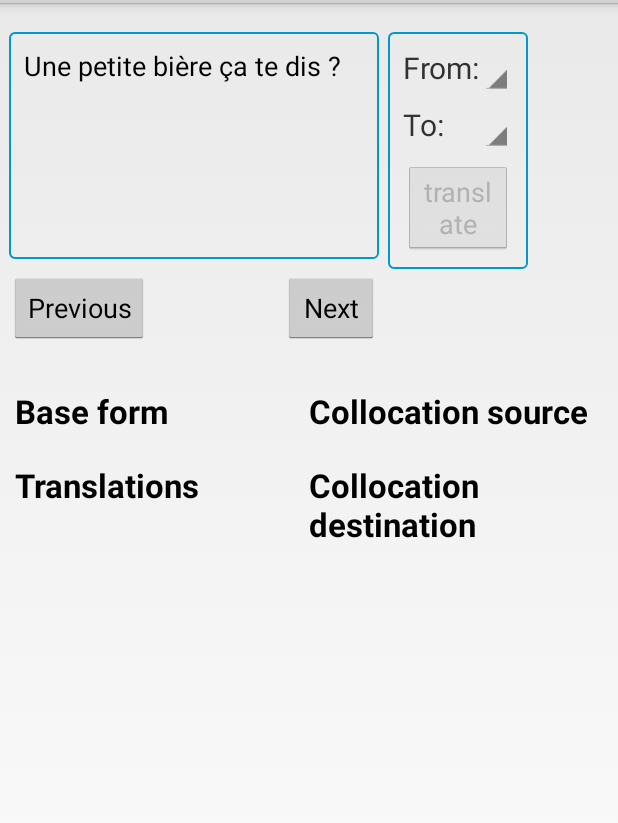
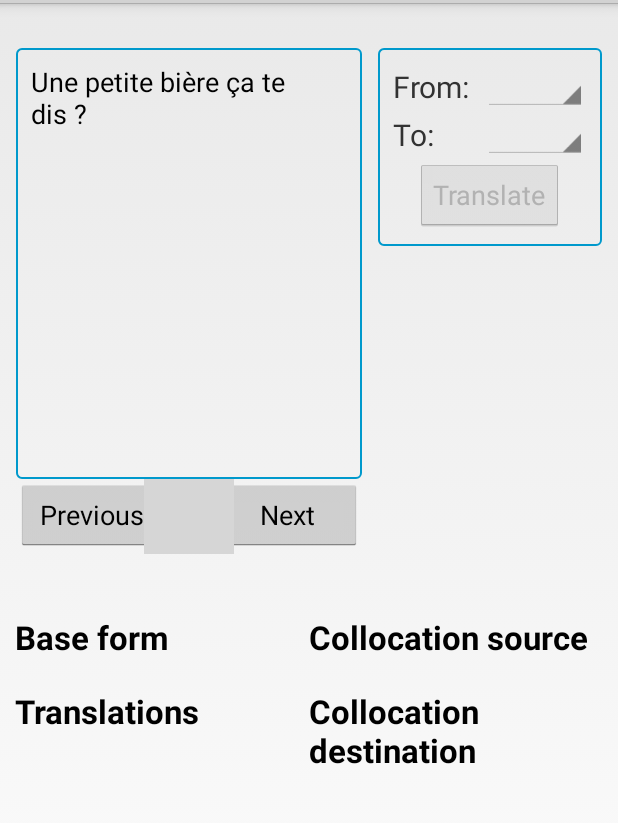
Before and after one commit to gibtmirdas/Kindle1, an Android app: the screen it shows after launch (MainActivity), on a phone screen of 412 x 824 dp, the part 69-892 px from its top. Run offline under Robolectric (Android 15) with nearby library versions, the phone set to English and light mode, and no system bars; grey boxes are pictures that could not be loaded.

Commit message:
A proper main layout

```diff
--- a/app/src/main/java/ch/unige/Twic/EditTextCustom.java
+++ /dev/null
@@ -1,34 +0,0 @@
-package ch.unige.Twic;
-
-import android.content.Context;
-import android.util.AttributeSet;
-import android.widget.EditText;
-import android.widget.SeekBar;
-
-/**
- * Created by thomas on 3/1/15.
- */
-public class EditTextCustom extends EditText {
-    private SeekBar wordPositionSlider;
-    public EditTextCustom(Context context, AttributeSet attrs, int defStyle) {
-        super(context, attrs, defStyle);
-    }
-
-    public EditTextCustom(Context context, AttributeSet attrs) {
-        super(context, attrs);
-    }
-
-    public EditTextCustom(Context context) {
-        super(context);
-    }
-
-    public void setWordPositionSlider(SeekBar wordPositionSlider){
-        this.wordPositionSlider = wordPositionSlider;
-    }
-
-    @Override
-    protected void onSelectionChanged(int selStart, int selEnd) {
-        if(wordPositionSlider != null)
-            wordPositionSlider.setProgress(selStart);
-    }
-}
--- a/app/src/main/java/ch/unige/Twic/MainActivity.java
+++ b/app/src/main/java/ch/unige/Twic/MainActivity.java
@@ -15,6 +15,7 @@ import android.view.View;
 import android.widget.AdapterView;
 import android.widget.ArrayAdapter;
 import android.widget.Button;
+import android.widget.EditText;
 import android.widget.Spinner;
 import android.widget.TextView;
 
@@ -43,7 +44,7 @@ public class MainActivity extends FragmentActivity implements WifiStateObserver,
      */
     private static Button sendButton;
     private static TextView flashView;
-    private static EditTextCustom inputField;
+    private static EditText inputField;
     private static Spinner spinSrc, spinDest;
     private static Button prevButton, nextButton;
 
@@ -170,7 +171,7 @@ public class MainActivity extends FragmentActivity implements WifiStateObserver,
         webService = new WebService(this);
         // Set size of EditText
         setContentView(R.layout.fragment_main);
-        inputField = (EditTextCustom) findViewById(R.id.editText);
+        inputField = (EditText) findViewById(R.id.editText);
         Point p = new Point();
         getWindowManager().getDefaultDisplay().getSize(p);
         inputField.setWidth((int) (p.x * (3.0 / 5.0)));
--- a/app/src/main/java/ch/unige/Twic/listeners/SendListener.java
+++ b/app/src/main/java/ch/unige/Twic/listeners/SendListener.java
@@ -2,9 +2,9 @@ package ch.unige.Twic.listeners;
 
 import android.view.View;
 import android.widget.Button;
+import android.widget.EditText;
 import android.widget.Spinner;
 
-import ch.unige.Twic.EditTextCustom;
 import ch.unige.Twic.MainActivity;
 import ch.unige.Twic.R;
 
@@ -19,14 +19,14 @@ import ch.unige.Twic.Twic.tabs.TabManager;
  */
 public class SendListener implements View.OnClickListener, TwicFields {
     private Button sendButton;
-    private EditTextCustom inputField;
+    private EditText inputField;
     private Spinner spinnerSrc, spinnerDst;
     private TabManager tabManager;
 
     public SendListener(MainActivity rootView, TabManager tabManager) {
         this.tabManager = tabManager;
         this.sendButton = (Button) rootView.findViewById(R.id.buttonSend);
-        this.inputField = (EditTextCustom) rootView.findViewById(R.id.editText);
+        this.inputField = (EditText) rootView.findViewById(R.id.editText);
         this.spinnerSrc = (Spinner) rootView.findViewById(R.id.spinnerSrc);
         this.spinnerDst = (Spinner) rootView.findViewById(R.id.spinnerDst);
     }
--- a/app/src/main/res/layout/fragment_main.xml
+++ b/app/src/main/res/layout/fragment_main.xml
@@ -3,174 +3,141 @@
     android:layout_height="fill_parent"
     android:orientation="vertical">
 
-    <GridLayout xmlns:android="http://schemas.android.com/apk/res/android"
-        xmlns:tools="http://schemas.android.com/tools"
-        android:id="@+id/GridLayout1"
-        android:layout_width="wrap_content"
-        android:layout_height="wrap_content"
-        android:columnCount="10"
-        android:orientation="horizontal"
-        android:rowCount="8"
-        tools:context=".GridXMLActivity">
 
-        <Space
-            android:layout_width="@dimen/margin"
-            android:layout_height="@dimen/margin"
-            android:layout_column="0"
-            android:layout_columnSpan="1"
-            android:layout_row="0"
-            android:layout_rowSpan="1" />
+    <RelativeLayout
+        android:layout_margin="5dp"
+        android:layout_width="match_parent"
+        android:layout_height="match_parent"
+        android:layout_weight="0.5">
 
         <TextView
             android:layout_width="fill_parent"
-            android:layout_height="fill_parent"
-            android:layout_column="1"
-            android:layout_columnSpan="9"
-            android:layout_row="0"
-            android:layout_rowSpan="1"
+            android:layout_height="wrap_content"
+            android:text="Hello"
             android:textColor="#ffff0017"
             android:id="@+id/flashView"/>
 
+        <LinearLayout
+            android:layout_below="@+id/flashView"
+            android:orientation="horizontal"
+            android:layout_width="match_parent"
+            android:layout_height="match_parent">
 
-        <LinearLayout
-            android:layout_width="fill_parent"
-            android:layout_height="fill_parent"
-            android:layout_column="1"
-            android:layout_columnSpan="5"
-            android:layout_row="1"
-            android:layout_rowSpan="2"
-            android:orientation="horizontal">
+            <RelativeLayout xmlns:android="http://schemas.android.com/apk/res/android"
+                android:layout_margin="5dp"
+                android:layout_width="match_parent"
+                android:layout_height="match_parent"
+                android:layout_weight="0.4">
 
-            <ch.unige.Twic.EditTextCustom
-                android:id="@+id/editText"
-                android:layout_width="match_parent"
-                android:layout_height="fill_parent"
-                android:layout_gravity="bottom"
+                <EditText
+                    android:id="@+id/editText"
+                    android:layout_width="match_parent"
+                    android:layout_height="0dip"
+                    android:layout_above="@+id/inputCtrl"
+                    android:text="@string/initTxt"
+                    android:layout_alignParentTop="true"
+                    android:background="@drawable/border"
+                    android:inputType="textMultiLine"
+                    android:gravity="left|top" />
+
+                <RelativeLayout
+                    android:id="@+id/inputCtrl"
+                    android:layout_width="match_parent"
+                    android:layout_height="wrap_content"
+                    android:layout_alignParentBottom="true">
+
+                    <Button
+                        android:layout_width="100dp"
+                        android:layout_height="wrap_content"
+                        android:text="@string/buttonPrev"
+                        android:id="@+id/buttonPrev"
+                        android:layout_alignParentLeft="true" />
+
+                    <Button
+                        android:layout_width="100dp"
+                        android:layout_height="wrap_content"
+                        android:text="@string/buttonNext"
+                        android:id="@+id/buttonNext"
+                        android:layout_alignParentRight="true" />
+
+                    <ImageButton
+                        android:layout_width="60dp"
+                        android:layout_height="50dp"
+                        android:scaleType="center"
+                        android:background="@drawable/keyboard_icon"
+                        android:id="@+id/buttonKeyboard"
+                        android:layout_centerInParent="true" />
+                </RelativeLayout>
+            </RelativeLayout>
+
+            <LinearLayout
                 android:background="@drawable/border"
-                android:gravity="top|left"
-                android:inputType="textMultiLine"
-                android:lines="8"
-                android:maxLines="10"
-                android:minLines="6"
-                android:scrollbars="vertical"
-                android:text="@string/initTxt" />
+                android:orientation="vertical"
+                android:layout_margin="5dp"
+                android:layout_width="wrap_content"
+                android:layout_height="wrap_content"
+                android:layout_weight="0.6">
+
+                <RelativeLayout
+                    android:layout_width="fill_parent"
+                    android:layout_height="match_parent">
+                    <TextView
+                        android:layout_width="60dp"
+                        android:layout_height="wrap_content"
+                        android:text="@string/viewLangSrc"
+                        android:textSize="20sp"
+                        android:id="@+id/textViewLangSrc"
+                        android:layout_alignParentLeft="true"
+                        android:layout_alignParentTop="false"
+                        android:layout_centerVertical="true" />
+
+                    <Spinner
+                        android:layout_width="fill_parent"
+                        android:layout_height="wrap_content"
+                        android:spinnerMode="dropdown"
+                        android:id="@+id/spinnerSrc"
+                        android:layout_toRightOf="@+id/textViewLangSrc" />
+                </RelativeLayout>
+
+                <RelativeLayout
+                    android:layout_width="fill_parent"
+                    android:layout_height="match_parent">
+                    <TextView
+                        android:layout_width="60dp"
+                        android:layout_height="wrap_content"
+                        android:text="@string/viewLangDst"
+                        android:textSize="20sp"
+                        android:id="@+id/textViewLangDst"
+                        android:layout_alignParentLeft="true"
+                        android:layout_alignParentTop="false"
+                        android:layout_centerVertical="true" />
+                    <Spinner
+                        android:layout_width="fill_parent"
+                        android:layout_height="wrap_content"
+                        android:spinnerMode="dropdown"
+                        android:id="@+id/spinnerDst"
+                        android:layout_toRightOf="@+id/textViewLangDst" />
+                </RelativeLayout>
+
+                <RelativeLayout
+                    android:layout_width="fill_parent"
+                    android:layout_height="match_parent">
+
+                    <Button
+                        android:layout_width="wrap_content"
+                        android:layout_height="wrap_content"
+                        android:text="@string/translate"
+                        android:id="@+id/buttonSend"
+
+                        android:layout_centerHorizontal="true"
+                        android:layout_alignParentTop="true" />
+
+                </RelativeLayout>
+            </LinearLayout>
+
         </LinearLayout>
 
-        <Space
-            android:layout_width="@dimen/margin_small"
-            android:layout_height="@dimen/margin_small"
-            android:layout_column="1"
-            android:layout_columnSpan="1"
-            android:layout_row="6"
-            android:layout_rowSpan="1" />
-
-        <Button
-            android:id="@+id/buttonPrev"
-            android:layout_width="wrap_content"
-            android:layout_height="wrap_content"
-            android:layout_column="1"
-            android:layout_columnSpan="1"
-            android:layout_gravity="left|top"
-            android:layout_row="7"
-            android:layout_rowSpan="1"
-            android:text="@string/buttonPrev" />
-
-        <Button
-            android:id="@+id/buttonNext"
-            android:layout_column="5"
-            android:layout_columnSpan="1"
-            android:layout_gravity="right|top"
-            android:layout_row="7"
-            android:layout_rowSpan="1"
-            android:text="@string/buttonNext" />
-
-        <Space
-            android:layout_width="@dimen/margin"
-            android:layout_height="@dimen/margin"
-            android:layout_column="6"
-            android:layout_columnSpan="1"
-            android:layout_row="0"
-            android:layout_rowSpan="1" />
-
-        <TableLayout
-            android:layout_width="fill_parent"
-            android:layout_height="fill_parent"
-            android:layout_column="7"
-            android:layout_columnSpan="3"
-            android:layout_row="1"
-            android:layout_rowSpan="3"
-            android:background="@drawable/border">
-
-            <TableRow
-                android:layout_width="fill_parent"
-                android:layout_height="fill_parent">
-
-                <TextView
-                    android:id="@+id/textView"
-                    android:layout_width="wrap_content"
-                    android:layout_height="wrap_content"
-                    android:layout_column="0"
-                    android:layout_span="1"
-                    android:text="@string/viewLangSrc"
-                    android:textSize="20sp" />
-
-                <Spinner
-                    android:id="@+id/spinnerSrc"
-                    android:layout_width="wrap_content"
-                    android:layout_height="wrap_content"
-                    android:layout_column="1"
-                    android:spinnerMode="dropdown" />
-
-            </TableRow>
-
-            <TableRow
-                android:layout_width="fill_parent"
-                android:layout_height="fill_parent">
-
-                <Space
-                    android:layout_height="@dimen/margin"
-                    android:layout_column="1" />
-            </TableRow>
-
-            <TableRow
-                android:layout_width="fill_parent"
-                android:layout_height="fill_parent">
-
-                <TextView
-                    android:id="@+id/textView2"
-                    android:layout_width="wrap_content"
-                    android:layout_height="wrap_content"
-                    android:layout_column="0"
-                    android:layout_span="1"
-                    android:text="@string/viewLangDst"
-                    android:textSize="20sp" />
-
-                <Spinner
-                    android:id="@+id/spinnerDst"
-                    android:layout_width="wrap_content"
-                    android:layout_height="wrap_content"
-                    android:layout_column="1"
-                    android:layout_span="2"
-                    android:spinnerMode="dropdown"
-                    />
-
-            </TableRow>
-            <TableRow>
-                <Space
-                    android:layout_height="@dimen/margin"
-                    android:layout_column="1" />
-            </TableRow>
-            <TableRow>
-                <Button
-                    android:id="@+id/buttonSend"
-                    android:layout_column="0"
-                    android:layout_span="3"
-                    android:layout_gravity="center|top"
-                    android:text="@string/translate" />
-            </TableRow>
-        </TableLayout>
-    </GridLayout>
-
+    </RelativeLayout>
 
     <Space
         android:layout_width="@dimen/margin_big"
@@ -178,7 +145,8 @@
 
     <LinearLayout
         android:layout_width="match_parent"
-        android:layout_height="match_parent">
+        android:layout_height="match_parent"
+        android:layout_weight="0.5">
 
         <android.support.v4.app.FragmentTabHost
             xmlns:android="http://schemas.android.com/apk/res/android"
--- a/app/src/main/res/values/strings.xml
+++ b/app/src/main/res/values/strings.xml
@@ -18,7 +18,7 @@
     <string name="buttonNext">Next</string>
     <string name="speakerSrc">speakerSrc</string>
     <string name="speakerDst">speakerDst</string>
-    <string name="translate">translate</string>
+    <string name="translate">Translate</string>
 
     <string name="initTxt">Une petite bière ça te dis ?</string>
     <string name="baseForm">Base form</string>
```
